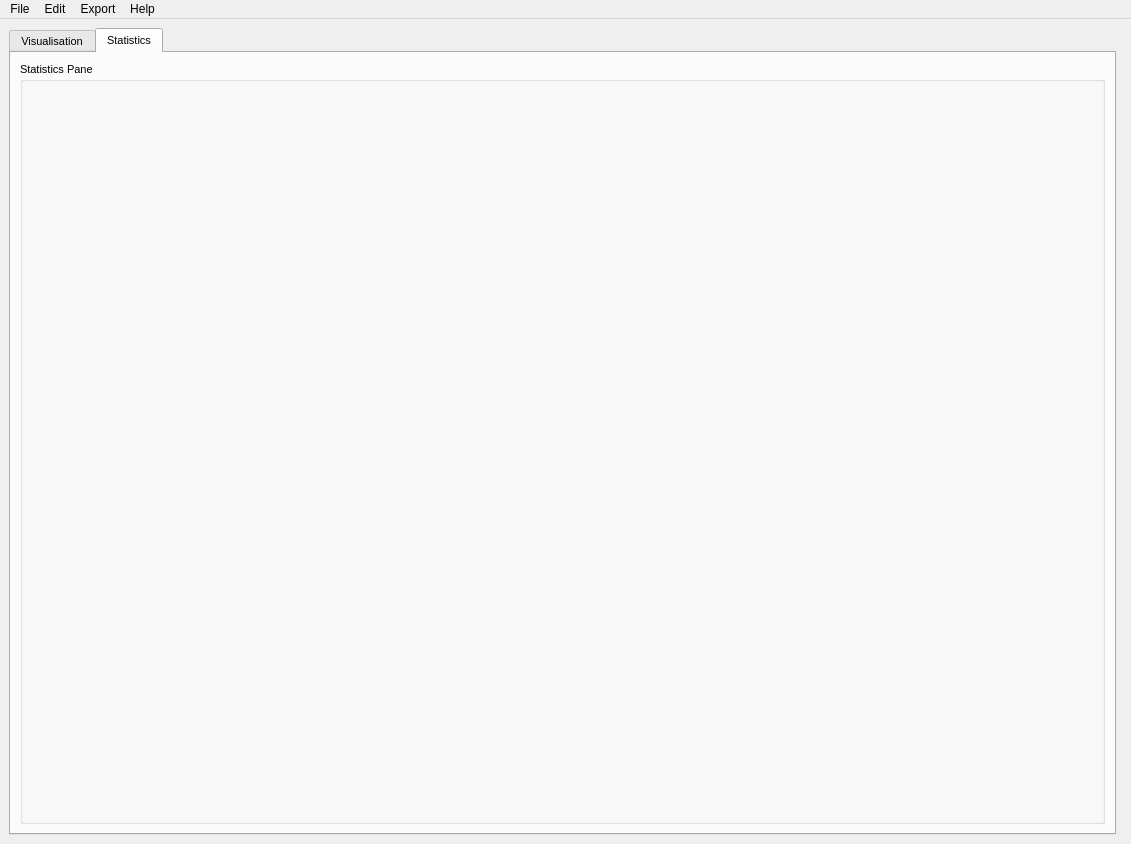
Above: GUI/interface.ui from KameliaBnh/BeeTect before the change. Below: the same form after it.
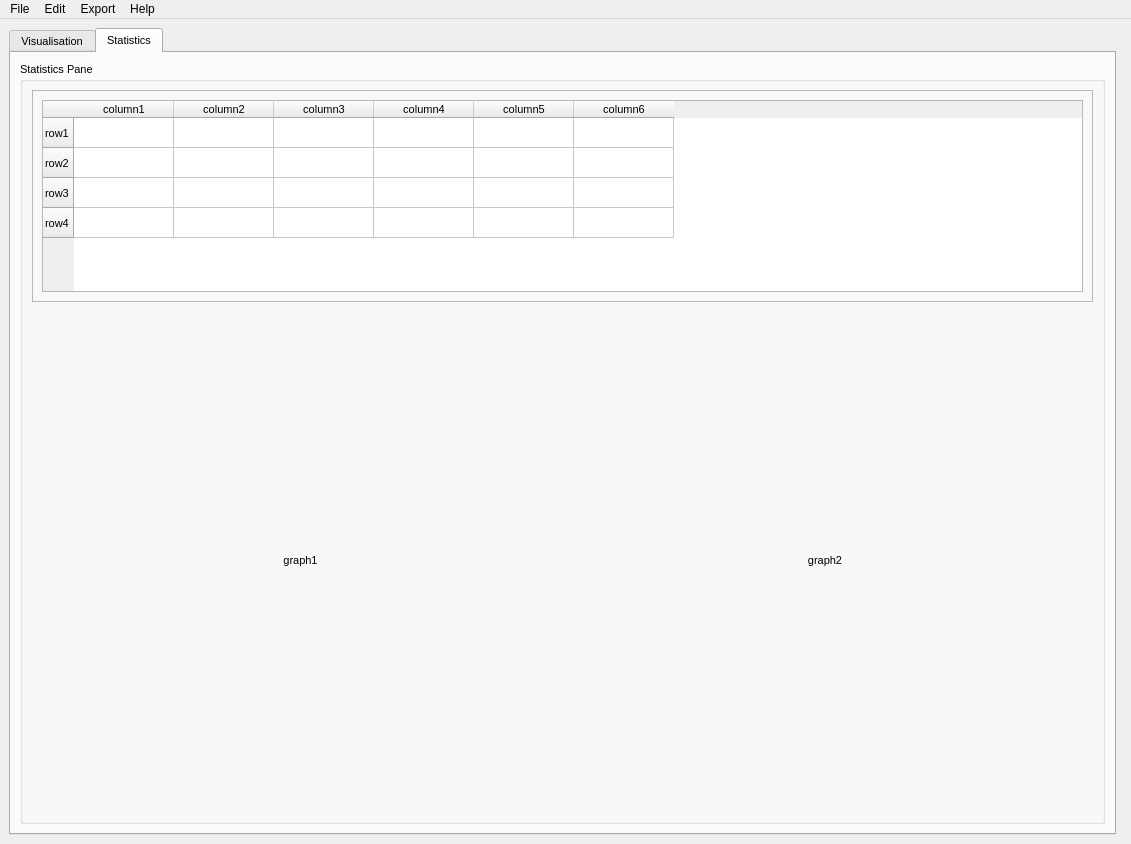
That is the form after the change. The open tabs and pages were chosen to show the change.

The edit to the form file:
```diff
--- a/GUI/interface.ui
+++ b/GUI/interface.ui
@@ -475,7 +475,109 @@
           </property>
           <layout class="QVBoxLayout" name="verticalLayout_4">
            <item>
-            <widget class="QFrame" name="stats_frame">
+            <widget class="QFrame" name="stats_table_frame">
+             <property name="sizePolicy">
+              <sizepolicy hsizetype="Preferred" vsizetype="Fixed">
+               <horstretch>0</horstretch>
+               <verstretch>0</verstretch>
+              </sizepolicy>
+             </property>
+             <property name="frameShape">
+              <enum>QFrame::StyledPanel</enum>
+             </property>
+             <property name="frameShadow">
+              <enum>QFrame::Raised</enum>
+             </property>
+             <layout class="QVBoxLayout" name="verticalLayout_7">
+              <item>
+               <widget class="QTableWidget" name="statsTable">
+                <property name="sizePolicy">
+                 <sizepolicy hsizetype="Expanding" vsizetype="Fixed">
+                  <horstretch>0</horstretch>
+                  <verstretch>0</verstretch>
+                 </sizepolicy>
+                </property>
+                <property name="sizeAdjustPolicy">
+                 <enum>QAbstractScrollArea::AdjustIgnored</enum>
+                </property>
+                <property name="textElideMode">
+                 <enum>Qt::ElideLeft</enum>
+                </property>
+                <property name="gridStyle">
+                 <enum>Qt::SolidLine</enum>
+                </property>
+                <property name="sortingEnabled">
+                 <bool>false</bool>
+                </property>
+                <property name="wordWrap">
+                 <bool>true</bool>
+                </property>
+                <attribute name="horizontalHeaderCascadingSectionResizes">
+                 <bool>true</bool>
+                </attribute>
+                <attribute name="horizontalHeaderShowSortIndicator" stdset="0">
+                 <bool>false</bool>
+                </attribute>
+                <attribute name="verticalHeaderCascadingSectionResizes">
+                 <bool>true</bool>
+                </attribute>
+                <row>
+                 <property name="text">
+                  <string>row1</string>
+                 </property>
+                </row>
+                <row>
+                 <property name="text">
+                  <string>row2</string>
+                 </property>
+                </row>
+                <row>
+                 <property name="text">
+                  <string>row3</string>
+                 </property>
+                </row>
+                <row>
+                 <property name="text">
+                  <string>row4</string>
+                 </property>
+                </row>
+                <column>
+                 <property name="text">
+                  <string>column1</string>
+                 </property>
+                </column>
+                <column>
+                 <property name="text">
+                  <string>column2</string>
+                 </property>
+                </column>
+                <column>
+                 <property name="text">
+                  <string>column3</string>
+                 </property>
+                </column>
+                <column>
+                 <property name="text">
+                  <string>column4</string>
+                 </property>
+                </column>
+                <column>
+                 <property name="text">
+                  <string>column5</string>
+                 </property>
+                </column>
+                <column>
+                 <property name="text">
+                  <string>column6</string>
+                 </property>
+                </column>
+               </widget>
+              </item>
+             </layout>
+            </widget>
+           </item>
+           <item>
+            <widget class="QFrame" name="stats_graphs_frame">
              <property name="font">
               <font>
                <pointsize>8</pointsize>
@@ -490,7 +592,28 @@
              <property name="lineWidth">
               <number>0</number>
              </property>
-             <layout class="QGridLayout" name="gridLayout_2"/>
+             <layout class="QGridLayout" name="gridLayout_2">
+              <item row="0" column="2">
+               <widget class="QLabel" name="graph2">
+                <property name="text">
+                 <string>graph2</string>
+                </property>
+                <property name="alignment">
+                 <set>Qt::AlignCenter</set>
+                </property>
+               </widget>
+              </item>
+              <item row="0" column="1">
+               <widget class="QLabel" name="graph1">
+                <property name="text">
+                 <string>graph1</string>
+                </property>
+                <property name="alignment">
+                 <set>Qt::AlignCenter</set>
+                </property>
+               </widget>
+              </item>
+             </layout>
             </widget>
            </item>
           </layout>
```
Left out of the diff: 10 changed lines with no effect on the pictures.
